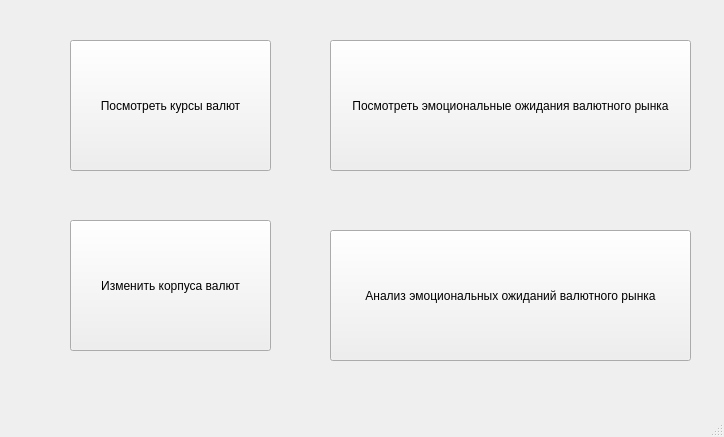
Qt form gui_forms/main_window_form.ui (TOXMEH/Emotional-Peak-Analyzer) before a commit.
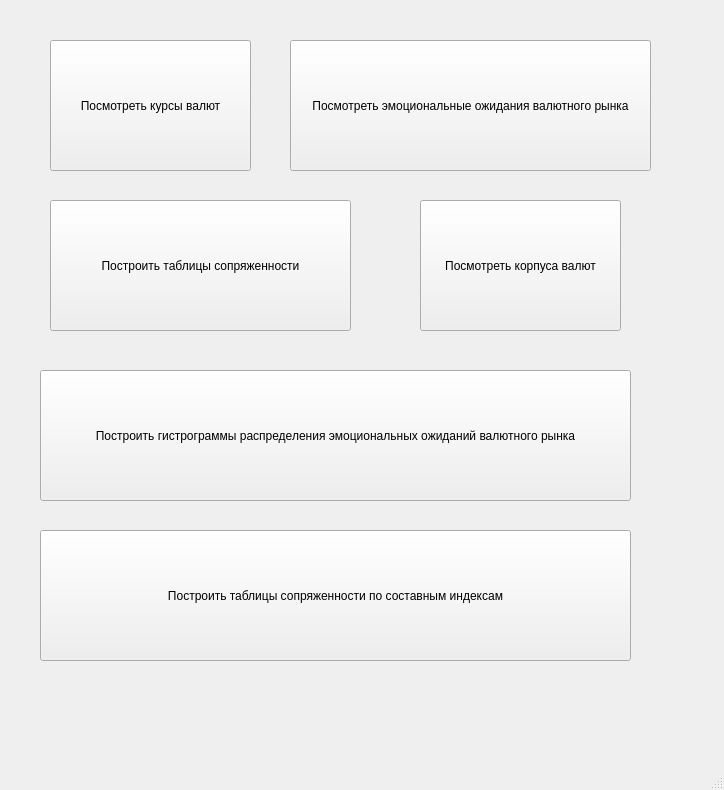
The same form after that commit.

Commit message: Добавил окна просмотра корпусов и построения гистограмм распределения

```diff
--- a/gui_forms/main_window_form.ui
+++ b/gui_forms/main_window_form.ui
@@ -7,7 +7,7 @@
                 <x>0</x>
                 <y>0</y>
                 <width>724</width>
-                <height>437</height>
+                <height>790</height>
             </rect>
         </property>
         <property name="windowTitle">
@@ -17,7 +17,7 @@
             <widget class="QPushButton" name="pushButton">
                 <property name="geometry">
                     <rect>
-                        <x>70</x>
+                        <x>50</x>
                         <y>40</y>
                         <width>201</width>
                         <height>131</height>
@@ -30,7 +30,7 @@
             <widget class="QPushButton" name="pushButton_2">
                 <property name="geometry">
                     <rect>
-                        <x>330</x>
+                        <x>290</x>
                         <y>40</y>
                         <width>361</width>
                         <height>131</height>
@@ -43,27 +43,80 @@
             <widget class="QPushButton" name="pushButton_5">
                 <property name="geometry">
                     <rect>
-                        <x>330</x>
-                        <y>230</y>
-                        <width>361</width>
+                        <x>40</x>
+                        <y>370</y>
+                        <width>591</width>
                         <height>131</height>
                     </rect>
                 </property>
                 <property name="text">
-                    <string>Анализ эмоциональных ожиданий валютного рынка</string>
+                    <string>Построить гистрограммы распределения эмоциональных ожиданий валютного рынка</string>
+                </property>
+                <property name="checkable">
+                    <bool>false</bool>
+                </property>
+                <property name="checked">
+                    <bool>false</bool>
+                </property>
+                <property name="autoDefault">
+                    <bool>false</bool>
                 </property>
             </widget>
             <widget class="QPushButton" name="pushButton_6">
                 <property name="geometry">
                     <rect>
-                        <x>70</x>
-                        <y>220</y>
+                        <x>420</x>
+                        <y>200</y>
                         <width>201</width>
                         <height>131</height>
                     </rect>
                 </property>
                 <property name="text">
-                    <string>Изменить корпуса валют</string>
+                    <string>Посмотреть корпуса валют</string>
+                </property>
+            </widget>
+            <widget class="QPushButton" name="pushButton_7">
+                <property name="geometry">
+                    <rect>
+                        <x>50</x>
+                        <y>200</y>
+                        <width>301</width>
+                        <height>131</height>
+                    </rect>
+                </property>
+                <property name="text">
+                    <string>Построить таблицы сопряженности</string>
+                </property>
+                <property name="checkable">
+                    <bool>false</bool>
+                </property>
+                <property name="checked">
+                    <bool>false</bool>
+                </property>
+                <property name="autoDefault">
+                    <bool>false</bool>
+                </property>
+            </widget>
+            <widget class="QPushButton" name="pushButton_8">
+                <property name="geometry">
+                    <rect>
+                        <x>40</x>
+                        <y>530</y>
+                        <width>591</width>
+                        <height>131</height>
+                    </rect>
+                </property>
+                <property name="text">
+                    <string>Построить таблицы сопряженности по составным индексам</string>
+                </property>
+                <property name="checkable">
+                    <bool>false</bool>
+                </property>
+                <property name="checked">
+                    <bool>false</bool>
+                </property>
+                <property name="autoDefault">
+                    <bool>false</bool>
                 </property>
             </widget>
         </widget>
```
The commit also changes 13 other files.
